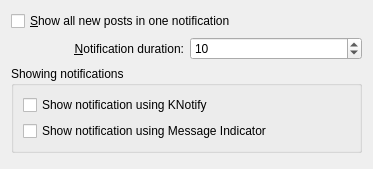
First picture: the form in choqok/config/behavior/behaviorconfig_notifications.ui, repository KDE/choqok, before the edit.
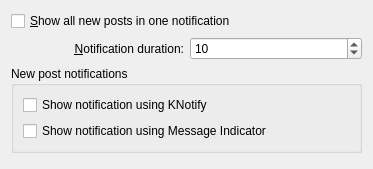
Second picture: the form after the edit. Custom widgets are drawn as their Qt base class.

```diff
--- a/choqok/config/behavior/behaviorconfig_notifications.ui
+++ b/choqok/config/behavior/behaviorconfig_notifications.ui
@@ -51,7 +51,7 @@
    <item>
     <widget class="QGroupBox" name="groupBox">
      <property name="title">
-      <string>Showing notifications</string>
+      <string>New post notifications</string>
      </property>
      <layout class="QGridLayout" name="gridLayout">
       <item row="0" column="0">
```
